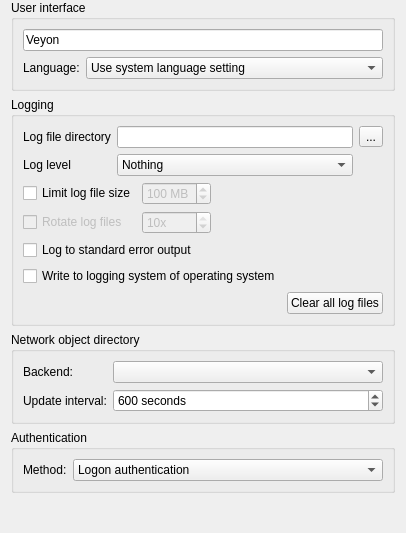
Before: the Qt Designer form configurator/src/GeneralConfigurationPage.ui in veyon/veyon, drawn with Qt 5.
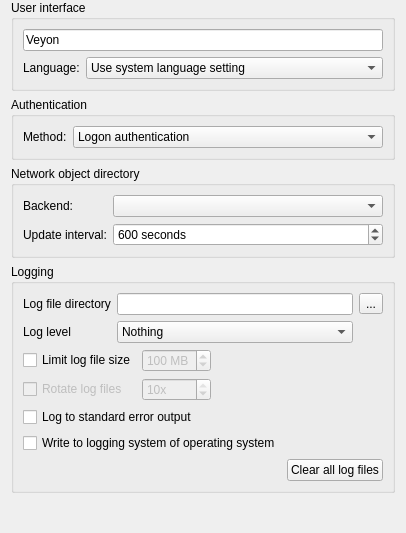
After: the same form once the commit is applied. Icons and pictures are not drawn.

Commit message: Configurator: reorder groupboxes

The edit to the form file:
```diff
--- a/configurator/src/GeneralConfigurationPage.ui
+++ b/configurator/src/GeneralConfigurationPage.ui
@@ -50,6 +50,78 @@
      </layout>
     </widget>
    </item>
+   <item>
+    <widget class="QGroupBox" name="groupBox">
+     <property name="title">
+      <string>Authentication</string>
+     </property>
+     <layout class="QHBoxLayout" name="horizontalLayout" stretch="0,1">
+      <item>
+       <widget class="QLabel" name="label_2">
+        <property name="text">
+         <string>Method:</string>
+        </property>
+       </widget>
+      </item>
+      <item>
+       <widget class="QComboBox" name="authenticationMethod">
+        <item>
+         <property name="text">
+          <string>Logon authentication</string>
+         </property>
+        </item>
+        <item>
+         <property name="text">
+          <string>Key file authentication</string>
+         </property>
+        </item>
+       </widget>
+      </item>
+     </layout>
+    </widget>
+   </item>
+   <item>
+    <widget class="QGroupBox" name="groupBox_12">
+     <property name="title">
+      <string>Network object directory</string>
+     </property>
+     <layout class="QGridLayout" name="gridLayout_14" columnstretch="0,1">
+      <item row="0" column="0">
+       <widget class="QLabel" name="label">
+        <property name="text">
+         <string>Backend:</string>
+        </property>
+       </widget>
+      </item>
+      <item row="0" column="1">
+       <widget class="QComboBox" name="networkObjectDirectoryPlugin"/>
+      </item>
+      <item row="1" column="0">
+       <widget class="QLabel" name="label_40">
+        <property name="text">
+         <string>Update interval:</string>
+        </property>
+       </widget>
+      </item>
+      <item row="1" column="1">
+       <widget class="QSpinBox" name="networkObjectDirectoryUpdateInterval">
+        <property name="suffix">
+         <string> seconds</string>
+        </property>
+        <property name="minimum">
+         <number>10</number>
+        </property>
+        <property name="maximum">
+         <number>3600</number>
+        </property>
+        <property name="value">
+         <number>600</number>
+        </property>
+       </widget>
+      </item>
+     </layout>
+    </widget>
+   </item>
    <item>
     <widget class="QGroupBox" name="groupBox_7">
      <property name="title">
@@ -242,78 +314,6 @@
      </layout>
     </widget>
    </item>
-   <item>
-    <widget class="QGroupBox" name="groupBox_12">
-     <property name="title">
-      <string>Network object directory</string>
-     </property>
-     <layout class="QGridLayout" name="gridLayout_14" columnstretch="0,1">
-      <item row="0" column="0">
-       <widget class="QLabel" name="label">
-        <property name="text">
-         <string>Backend:</string>
-        </property>
-       </widget>
-      </item>
-      <item row="0" column="1">
-       <widget class="QComboBox" name="networkObjectDirectoryPlugin"/>
-      </item>
-      <item row="1" column="0">
-       <widget class="QLabel" name="label_40">
-        <property name="text">
-         <string>Update interval:</string>
-        </property>
-       </widget>
-      </item>
-      <item row="1" column="1">
-       <widget class="QSpinBox" name="networkObjectDirectoryUpdateInterval">
-        <property name="suffix">
-         <string> seconds</string>
-        </property>
-        <property name="minimum">
-         <number>10</number>
-        </property>
-        <property name="maximum">
-         <number>3600</number>
-        </property>
-        <property name="value">
-         <number>600</number>
-        </property>
-       </widget>
-      </item>
-     </layout>
-    </widget>
-   </item>
-   <item>
-    <widget class="QGroupBox" name="groupBox">
-     <property name="title">
-      <string>Authentication</string>
-     </property>
-     <layout class="QHBoxLayout" name="horizontalLayout" stretch="0,1">
-      <item>
-       <widget class="QLabel" name="label_2">
-        <property name="text">
-         <string>Method:</string>
-        </property>
-       </widget>
-      </item>
-      <item>
-       <widget class="QComboBox" name="authenticationMethod">
-        <item>
-         <property name="text">
-          <string>Logon authentication</string>
-         </property>
-        </item>
-        <item>
-         <property name="text">
-          <string>Key file authentication</string>
-         </property>
-        </item>
-       </widget>
-      </item>
-     </layout>
-    </widget>
-   </item>
    <item>
     <spacer name="verticalSpacer">
      <property name="orientation">
```
Left out of the diff: 6 changed lines with no effect on the pictures.
